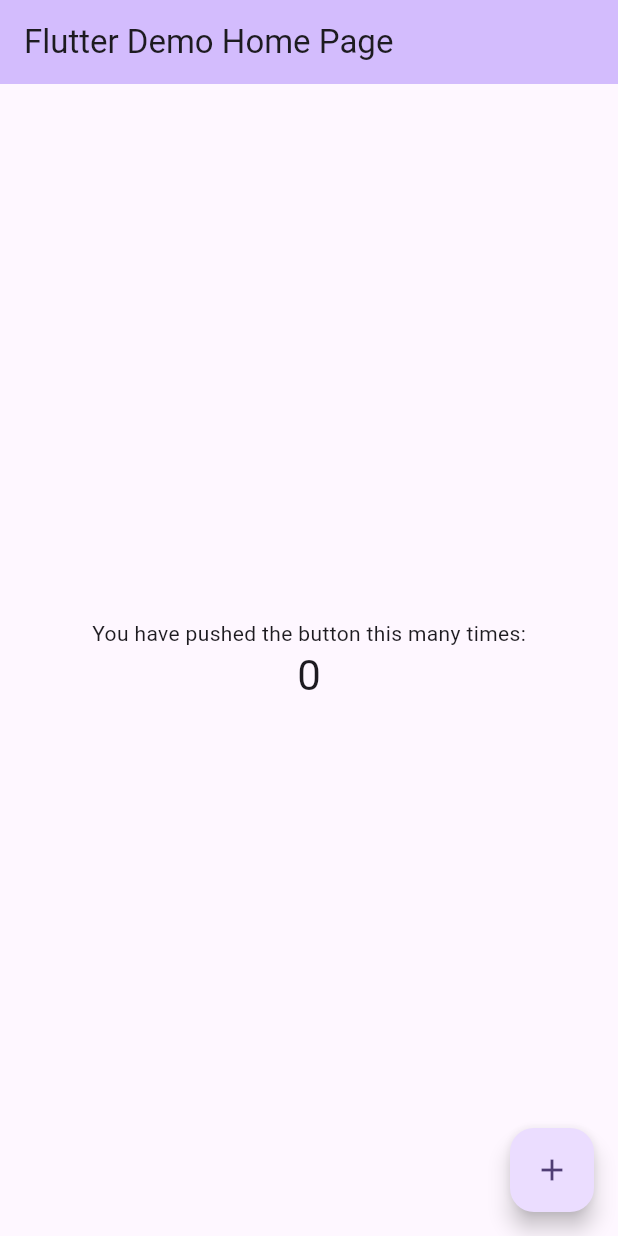
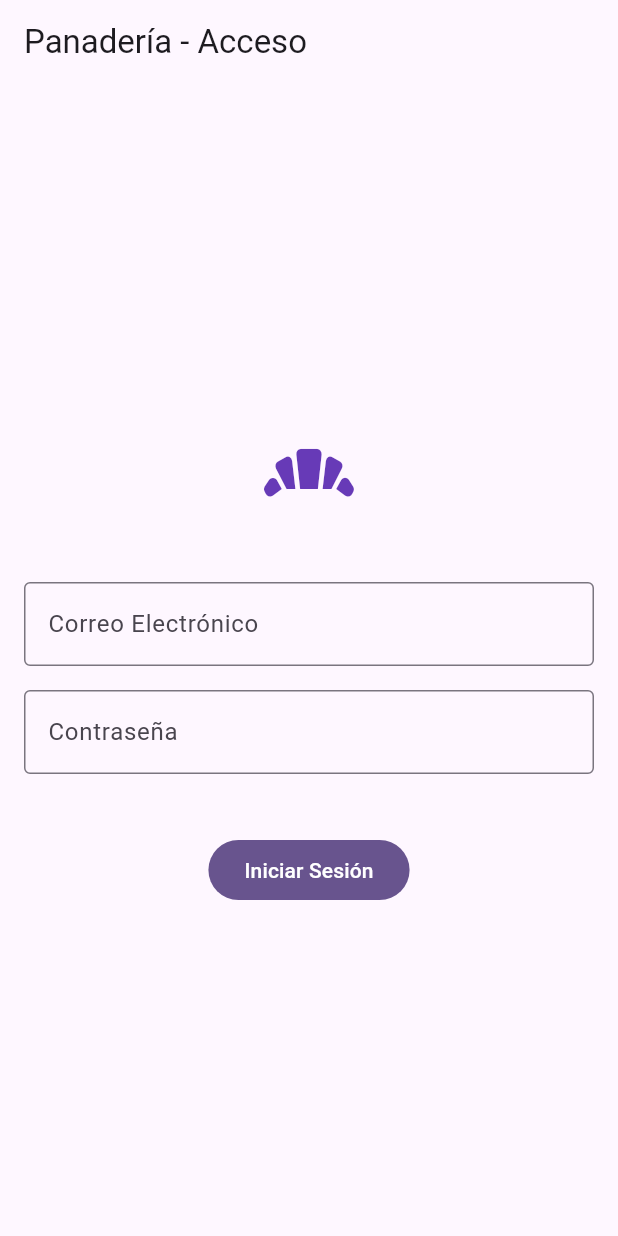
Before and after one commit to IDS-Mandujano/bakery_inventory, a Flutter app: the screen it shows after launch, on a phone screen of 412 x 824 dp. Run offline on Flutter 3.47's test engine with Material 3 defaults, Android fonts, the phone set to English and light mode, and no system bars; our stand-ins replace device_preview.

Commit message:
mvvm for inventory an login

```diff
--- a/lib/app.dart
+++ b/lib/app.dart
@@ -1,5 +1,6 @@
-import 'package:flutter/cupertino.dart';
+import 'package:device_preview/device_preview.dart';
 import 'package:flutter/material.dart';
+import 'features/login/presentation/screens/login_screen.dart';
 
 class App extends StatelessWidget {
   const App({super.key});
@@ -7,57 +8,16 @@ class App extends StatelessWidget {
   @override
   Widget build(BuildContext context) {
     return MaterialApp(
-      title: 'Flutter Demo',
+      locale: DevicePreview.locale(context),
+      builder: DevicePreview.appBuilder,
+
+      title: 'Inventario Panaderia',
+      debugShowCheckedModeBanner: false,
       theme: ThemeData(
-        colorScheme: .fromSeed(seedColor: Colors.deepPurple),
+        colorScheme: ColorScheme.fromSeed(seedColor: Colors.deepPurple),
+        useMaterial3: true,
       ),
-      home: const MyHomePage(title: 'Flutter Demo Home Page'),
+      home: const LoginScreen(),
     );
   }
 }
-
-class MyHomePage extends StatefulWidget {
-  const MyHomePage({super.key, required this.title});
-
-  final String title;
-
-  @override
-  State<MyHomePage> createState() => _MyHomePageState();
-}
-
-class _MyHomePageState extends State<MyHomePage> {
-  int _counter = 0;
-
-  void _incrementCounter() {
-    setState(() {
-      _counter++;
-    });
-  }
-
-  @override
-  Widget build(BuildContext context) {
-    return Scaffold(
-      appBar: AppBar(
-        backgroundColor: Theme.of(context).colorScheme.inversePrimary,
-        title: Text(widget.title),
-      ),
-      body: Center(
-        child: Column(
-          mainAxisAlignment: .center,
-          children: [
-            const Text('You have pushed the button this many times:'),
-            Text(
-              '$_counter',
-              style: Theme.of(context).textTheme.headlineMedium,
-            ),
-          ],
-        ),
-      ),
-      floatingActionButton: FloatingActionButton(
-        onPressed: _incrementCounter,
-        tooltip: 'Increment',
-        child: const Icon(Icons.add),
-      ),
-    );
-  }
-}
--- a/lib/features/login/data/datasources/remote/auth_remote_data_source.dart
+++ b/lib/features/login/data/datasources/remote/auth_remote_data_source.dart
@@ -3,7 +3,7 @@ import 'package:http/http.dart' as http;
 import '../../models/user_model.dart';
 
 class AuthRemoteDataSource {
-  final String baseUrl = 'https://tu-api-panaderia.com/api';
+  final String baseUrl = '';
 
   Future<UserModel> login(String email, String password) async {
     final response = await http.post(
--- /dev/null
+++ b/lib/features/login/presentation/providers/login_view_model.dart
@@ -0,0 +1,32 @@
+import 'package:flutter/material.dart';
+import '../../domain/usecases/auth_usecase.dart';
+
+class LoginViewModel extends ChangeNotifier {
+  final AuthUseCase authUseCase;
+
+  LoginViewModel(this.authUseCase);
+
+  bool _isLoading = false;
+  bool get isLoading => _isLoading;
+
+  String? _errorMessage;
+  String? get errorMessage => _errorMessage;
+
+  Future<bool> login(String email, String password) async {
+    _isLoading = true;
+    _errorMessage = null;
+    notifyListeners();
+
+    try {
+      await authUseCase.executeLogin(email, password);
+      _isLoading = false;
+      notifyListeners();
+      return true;
+    } catch (e) {
+      _errorMessage = e.toString();
+      _isLoading = false;
+      notifyListeners();
+      return false;
+    }
+  }
+}
--- /dev/null
+++ b/lib/features/login/presentation/screens/login_screen.dart
@@ -0,0 +1,83 @@
+import 'package:flutter/material.dart';
+import 'package:provider/provider.dart';
+import '../providers/login_view_model.dart';
+import '../../../../features/inventory/presentation/screens/inventory_screen.dart';
+
+class LoginScreen extends StatefulWidget {
+  const LoginScreen({super.key});
+
+  @override
+  State<LoginScreen> createState() => _LoginScreenState();
+}
+
+class _LoginScreenState extends State<LoginScreen> {
+  final _emailController = TextEditingController();
+  final _passwordController = TextEditingController();
+
+  @override
+  void dispose() {
+    _emailController.dispose();
+    _passwordController.dispose();
+    super.dispose();
+  }
+
+  @override
+  Widget build(BuildContext context) {
+    final viewModel = context.watch<LoginViewModel>();
+
+    return Scaffold(
+      appBar: AppBar(title: const Text('Panadería - Acceso')),
+      body: Padding(
+        padding: const EdgeInsets.all(16.0),
+        child: Column(
+          mainAxisAlignment: MainAxisAlignment.center,
+          children: [
+            const Icon(Icons.bakery_dining, size: 80, color: Colors.deepPurple),
+            const SizedBox(height: 32),
+            TextField(
+              controller: _emailController,
+              decoration: const InputDecoration(
+                labelText: 'Correo Electrónico',
+                border: OutlineInputBorder(),
+              ),
+            ),
+            const SizedBox(height: 16),
+            TextField(
+              controller: _passwordController,
+              obscureText: true,
+              decoration: const InputDecoration(
+                labelText: 'Contraseña',
+                border: OutlineInputBorder(),
+              ),
+            ),
+            const SizedBox(height: 24),
+            if (viewModel.errorMessage != null)
+              Text(
+                viewModel.errorMessage!,
+                style: const TextStyle(color: Colors.red),
+              ),
+            const SizedBox(height: 16),
+            viewModel.isLoading
+                ? const CircularProgressIndicator()
+                : FilledButton(
+              onPressed: () async {
+                final success = await context.read<LoginViewModel>().login(
+                  _emailController.text,
+                  _passwordController.text,
+                );
+
+                if (success && context.mounted) {
+                  Navigator.pushReplacement(
+                    context,
+                    MaterialPageRoute(builder: (context) => const InventoryScreen()),
+                  );
+                }
+              },
+              child: const Text('Iniciar Sesión'),
+            ),
+          ],
+        ),
+      ),
+    );
+  }
+}
```
Also changed, not shown: lib/features/inventory/data/datasource/inventory_mock_data.dart (added, +41 -0 lines), lib/features/inventory/data/models/product_model.dart (added, +28 -0 lines), lib/features/inventory/data/repositories/inventory_repository_impl.dart (added, +28 -0 lines), lib/features/inventory/domain/entities/product_entity.dart (added, +13 -0 lines), lib/features/inventory/domain/repositories/inventory_repository.dart (added, +8 -0 lines), lib/features/inventory/presentation/providers/inventory_view_model.dart (added, +32 -0 lines), lib/features/inventory/presentation/screens/inventory_screen.dart (added, +61 -0 lines), lib/main.dart (+30 -2 lines).
